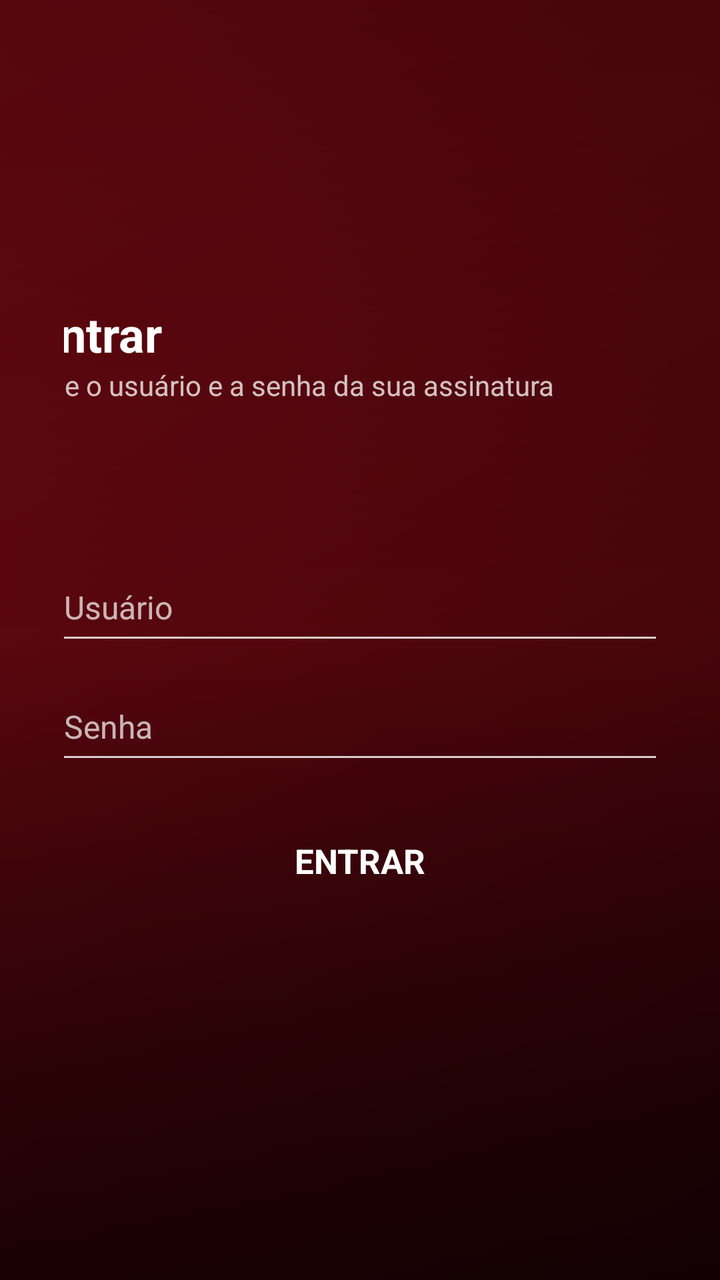
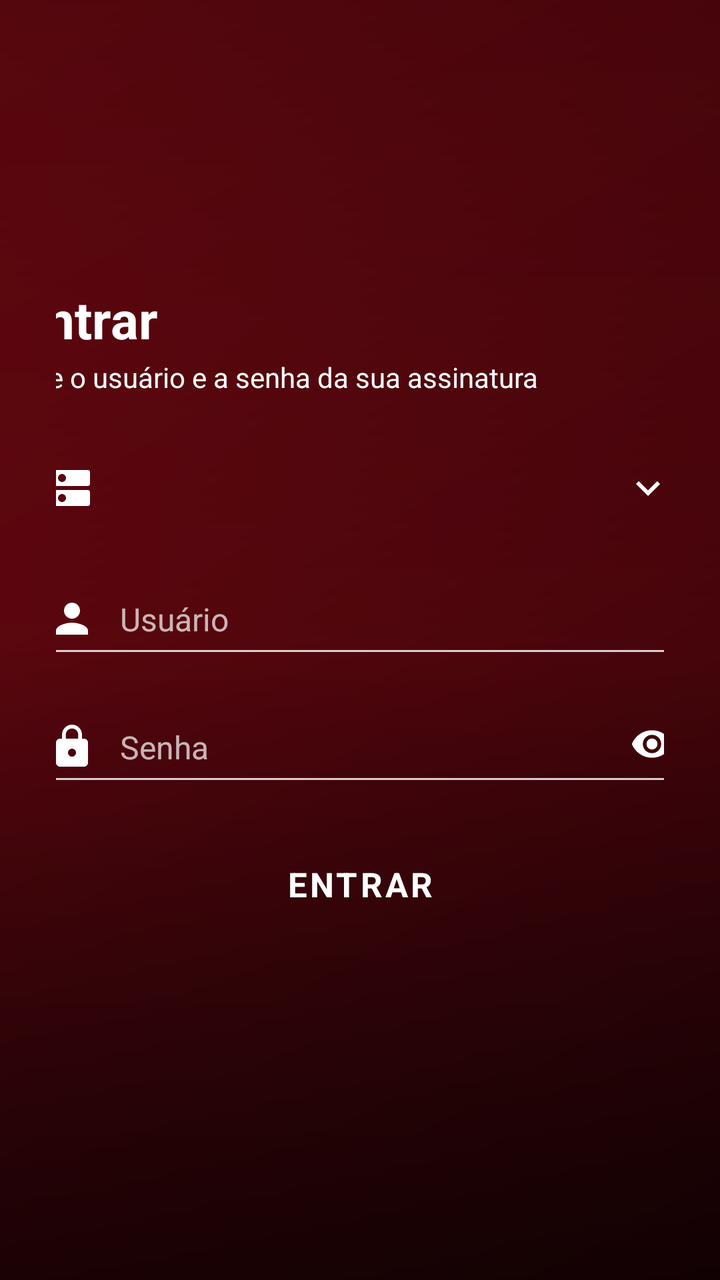

An Android layout rendered at two revisions. The XML below is the earlier revision; the diff shows what the commit changed to produce the second picture.
<!-- AndroidManifest.xml: application theme AppTheme -->
<!-- res/layout/activity_login.xml -->
<?xml version="1.0" encoding="utf-8"?>
<FrameLayout xmlns:android="http://schemas.android.com/apk/res/android"
    android:layout_width="match_parent"
    android:layout_height="match_parent">

    <ImageView
        android:id="@+id/bg"
        android:layout_width="match_parent"
        android:layout_height="match_parent"
        android:scaleType="centerCrop"
        android:visibility="gone" />

    <View
        android:layout_width="match_parent"
        android:layout_height="match_parent"
        android:background="@drawable/scrim" />

    <LinearLayout
        android:layout_width="match_parent"
        android:layout_height="match_parent"
        android:baselineAligned="false"
        android:gravity="center"
        android:orientation="horizontal"
        android:padding="32dp">

        <LinearLayout
            android:id="@+id/brand"
            android:layout_width="0dp"
            android:layout_height="wrap_content"
            android:layout_weight="1"
            android:gravity="center"
            android:orientation="vertical"
            android:paddingEnd="32dp">

            <ImageView
                android:id="@+id/logo"
                android:layout_width="wrap_content"
                android:layout_height="96dp"
                android:adjustViewBounds="true"
                android:maxWidth="280dp"
                android:scaleType="fitCenter"
                android:src="@mipmap/ic_launcher" />

            <TextView
                android:id="@+id/name"
                android:layout_width="wrap_content"
                android:layout_height="wrap_content"
                android:layout_marginTop="14dp"
                android:textSize="36sp"
                android:textStyle="bold" />

            <TextView
                android:id="@+id/welcome"
                android:layout_width="wrap_content"
                android:layout_height="wrap_content"
                android:layout_marginTop="8dp"
                android:alpha="0.85"
                android:gravity="center"
                android:maxWidth="360dp"
                android:textSize="16sp" />
        </LinearLayout>

        <include layout="@layout/login_form" />
    </LinearLayout>
</FrameLayout>
<!-- res/layout/login_form.xml (included above) -->
<?xml version="1.0" encoding="utf-8"?>
<LinearLayout xmlns:android="http://schemas.android.com/apk/res/android"
    android:id="@+id/form"
    android:layout_width="380dp"
    android:layout_height="wrap_content"
    android:orientation="vertical"
    android:padding="26dp">

    <TextView
        android:layout_width="wrap_content"
        android:layout_height="wrap_content"
        android:text="Entrar"
        android:textSize="24sp"
        android:textStyle="bold" />

    <TextView
        android:id="@+id/subtitle"
        android:layout_width="wrap_content"
        android:layout_height="wrap_content"
        android:layout_marginBottom="18dp"
        android:alpha="0.75"
        android:text="Use o usuário e a senha da sua assinatura"
        android:textSize="14sp" />

    <TextView
        android:id="@+id/server"
        android:layout_width="match_parent"
        android:layout_height="wrap_content"
        android:layout_marginBottom="12dp"
        android:clickable="true"
        android:drawablePadding="10dp"
        android:focusable="true"
        android:paddingStart="16dp"
        android:paddingTop="13dp"
        android:paddingEnd="16dp"
        android:paddingBottom="13dp"
        android:singleLine="true"
        android:textSize="16sp" />

    <EditText
        android:id="@+id/dns"
        android:layout_width="match_parent"
        android:layout_height="wrap_content"
        android:layout_marginBottom="12dp"
        android:hint="DNS do servidor (http://...)"
        android:imeOptions="actionNext"
        android:inputType="textUri"
        android:paddingStart="16dp"
        android:paddingTop="13dp"
        android:paddingEnd="16dp"
        android:paddingBottom="13dp"
        android:singleLine="true"
        android:textSize="16sp"
        android:visibility="gone" />

    <EditText
        android:id="@+id/user"
        android:layout_width="match_parent"
        android:layout_height="wrap_content"
        android:layout_marginBottom="12dp"
        android:hint="Usuário"
        android:imeOptions="actionNext"
        android:inputType="text"
        android:paddingStart="16dp"
        android:paddingTop="13dp"
        android:paddingEnd="16dp"
        android:paddingBottom="13dp"
        android:singleLine="true"
        android:textSize="16sp" />

    <EditText
        android:id="@+id/pass"
        android:layout_width="match_parent"
        android:layout_height="wrap_content"
        android:hint="Senha"
        android:imeOptions="actionDone"
        android:inputType="textPassword"
        android:paddingStart="16dp"
        android:paddingTop="13dp"
        android:paddingEnd="16dp"
        android:paddingBottom="13dp"
        android:singleLine="true"
        android:textSize="16sp" />

    <TextView
        android:id="@+id/error"
        android:layout_width="match_parent"
        android:layout_height="wrap_content"
        android:layout_marginTop="10dp"
        android:textColor="#FFFF8A80"
        android:textSize="14sp"
        android:visibility="gone" />

    <FrameLayout
        android:layout_width="match_parent"
        android:layout_height="wrap_content"
        android:layout_marginTop="18dp">

        <TextView
            android:id="@+id/login"
            android:layout_width="match_parent"
            android:layout_height="wrap_content"
            android:clickable="true"
            android:focusable="true"
            android:gravity="center"
            android:padding="14dp"
            android:text="ENTRAR"
            android:textSize="17sp"
            android:textStyle="bold" />

        <ProgressBar
            android:id="@+id/loading"
            android:layout_width="28dp"
            android:layout_height="28dp"
            android:layout_gravity="center"
            android:indeterminateTint="#FFFFFFFF"
            android:visibility="gone" />
    </FrameLayout>

    <TextView
        android:id="@+id/support"
        android:layout_width="match_parent"
        android:layout_height="wrap_content"
        android:layout_marginTop="16dp"
        android:alpha="0.7"
        android:gravity="center"
        android:textSize="13sp" />
</LinearLayout>
<!-- resources referenced by this layout -->
<resources>
  <!-- unchanged entries left out for length: 5 -->
</resources>

<!-- the commit's change to res/layout/activity_login.xml (unified diff, before → after) -->
@@ -11,151 +11,213 @@
         android:visibility="gone" />
 
     <View
+        android:id="@+id/glow1"
+        android:layout_width="520dp"
+        android:layout_height="520dp"
+        android:layout_gravity="top|start"
+        android:layout_marginStart="-180dp"
+        android:layout_marginTop="-200dp" />
+
+    <View
+        android:id="@+id/glow2"
+        android:layout_width="460dp"
+        android:layout_height="460dp"
+        android:layout_gravity="bottom|end"
+        android:layout_marginEnd="-160dp"
+        android:layout_marginBottom="-180dp" />
+
+    <View
         android:layout_width="match_parent"
         android:layout_height="match_parent"
         android:background="@drawable/scrim" />
 
-    <LinearLayout
+    <ScrollView
+        android:id="@+id/scroll"
         android:layout_width="match_parent"
         android:layout_height="match_parent"
-        android:baselineAligned="false"
-        android:gravity="center"
-        android:orientation="horizontal"
-        android:padding="32dp">
+        android:fillViewport="true"
+        android:scrollbars="none">
 
         <LinearLayout
-            android:id="@+id/brand"
-            android:layout_width="0dp"
+            android:id="@+id/content"
+            android:layout_width="match_parent"
             android:layout_height="wrap_content"
-            android:layout_weight="1"
+            android:baselineAligned="false"
             android:gravity="center"
-            android:orientation="vertical"
-            android:paddingEnd="32dp">
-
-            <ImageView
-                android:id="@+id/logo"
-                android:layout_width="wrap_content"
-                android:layout_height="96dp"
-                android:adjustViewBounds="true"
-                android:maxWidth="280dp"
-                android:scaleType="fitCenter"
-                android:src="@mipmap/ic_launcher" />
-
-            <TextView
-                android:id="@+id/name"
-                android:layout_width="wrap_content"
+            android:orientation="horizontal"
+            android:padding="28dp">
+
+            <LinearLayout
+                android:id="@+id/brand"
+                android:layout_width="0dp"
                 android:layout_height="wrap_content"
-                android:layout_marginTop="14dp"
-                android:textSize="36sp"
-                android:textStyle="bold" />
-
-            <TextView
-                android:id="@+id/welcome"
-                android:layout_width="wrap_content"
-                android:layout_height="wrap_content"
-                android:layout_marginTop="8dp"
-                android:alpha="0.85"
-                android:gravity="center"
-                android:maxWidth="360dp"
-                android:textSize="16sp" />
+                android:layout_weight="1"
+                android:gravity="center_vertical"
+                android:orientation="vertical"
+                android:paddingStart="16dp"
+                android:paddingEnd="40dp">
+
+                <ImageView
+                    android:id="@+id/logo"
+                    android:layout_width="wrap_content"
+                    android:layout_height="88dp"
+                    android:adjustViewBounds="true"
+                    android:maxWidth="280dp"
+                    android:scaleType="fitCenter"
+                    android:src="@mipmap/ic_launcher" />
+
+                <TextView
+                    android:id="@+id/name"
+                    android:layout_width="wrap_content"
+                    android:layout_height="wrap_content"
+                    android:layout_marginTop="18dp"
+                    android:textSize="40sp"
+                    android:textStyle="bold" />
+
+                <TextView
+                    android:id="@+id/welcome"
+                    android:layout_width="wrap_content"
+                    android:layout_height="wrap_content"
+                    android:layout_marginTop="6dp"
+                    android:maxWidth="420dp"
+                    android:textSize="17sp" />
+
+                <LinearLayout
+                    android:id="@+id/features"
+                    android:layout_width="wrap_content"
+                    android:layout_height="wrap_content"
+                    android:layout_marginTop="24dp"
+                    android:orientation="vertical" />
+            </LinearLayout>
+
+            <include layout="@layout/login_form" />
         </LinearLayout>
-
-        <include layout="@layout/login_form" />
-    </LinearLayout>
+    </ScrollView>
 </FrameLayout>
 <!-- res/layout/login_form.xml (included above) -->
 <?xml version="1.0" encoding="utf-8"?>
 <LinearLayout xmlns:android="http://schemas.android.com/apk/res/android"
     android:id="@+id/form"
-    android:layout_width="380dp"
+    android:layout_width="400dp"
     android:layout_height="wrap_content"
     android:orientation="vertical"
-    android:padding="26dp">
-
-    <TextView
+    android:paddingStart="28dp"
+    android:paddingTop="26dp"
+    android:paddingEnd="28dp"
+    android:paddingBottom="22dp">
+
+    <ImageView
+        android:id="@+id/formLogo"
         android:layout_width="wrap_content"
+        android:layout_height="48dp"
+        android:layout_gravity="center_horizontal"
+        android:layout_marginBottom="14dp"
+        android:adjustViewBounds="true"
+        android:maxWidth="180dp"
+        android:scaleType="fitCenter"
+        android:src="@mipmap/ic_launcher"
+        android:visibility="gone" />
+
+    <TextView
+        android:id="@+id/formTitle"
+        android:layout_width="wrap_content"
         android:layout_height="wrap_content"
         android:text="Entrar"
-        android:textSize="24sp"
+        android:textSize="26sp"
         android:textStyle="bold" />
 
     <TextView
         android:id="@+id/subtitle"
         android:layout_width="wrap_content"
         android:layout_height="wrap_content"
-        android:layout_marginBottom="18dp"
-        android:alpha="0.75"
+        android:layout_marginTop="2dp"
+        android:layout_marginBottom="20dp"
         android:text="Use o usuário e a senha da sua assinatura"
         android:textSize="14sp" />
 
     <TextView
         android:id="@+id/server"
-        android:layout_width="match_parent"
-        android:layout_height="wrap_content"
-        android:layout_marginBottom="12dp"
+        style="@style/LoginField"
         android:clickable="true"
-        android:drawablePadding="10dp"
+        android:drawableStart="@drawable/ic_server"
+        android:drawableEnd="@drawable/ic_chevron_down"
         android:focusable="true"
-        android:paddingStart="16dp"
-        android:paddingTop="13dp"
-        android:paddingEnd="16dp"
-        android:paddingBottom="13dp"
-        android:singleLine="true"
-        android:textSize="16sp" />
+        android:gravity="center_vertical" />
 
     <EditText
         android:id="@+id/dns"
-        android:layout_width="match_parent"
-        android:layout_height="wrap_content"
-        android:layout_marginBottom="12dp"
+        style="@style/LoginField"
+        android:drawableStart="@drawable/ic_link"
         android:hint="DNS do servidor (http://...)"
         android:imeOptions="actionNext"
         android:inputType="textUri"
-        android:paddingStart="16dp"
-        android:paddingTop="13dp"
-        android:paddingEnd="16dp"
-        android:paddingBottom="13dp"
-        android:singleLine="true"
-        android:textSize="16sp"
         android:visibility="gone" />
 
     <EditText
         android:id="@+id/user"
-        android:layout_width="match_parent"
-        android:layout_height="wrap_content"
-        android:layout_marginBottom="12dp"
+        style="@style/LoginField"
+        android:autofillHints="username"
+        android:drawableStart="@drawable/ic_person"
         android:hint="Usuário"
         android:imeOptions="actionNext"
-        android:inputType="text"
-        android:paddingStart="16dp"
-        android:paddingTop="13dp"
-        android:paddingEnd="16dp"
-        android:paddingBottom="13dp"
-        android:singleLine="true"
-        android:textSize="16sp" />
-
-    <EditText
-        android:id="@+id/pass"
-        android:layout_width="match_parent"
-        android:layout_height="wrap_content"
-        android:hint="Senha"
-        android:imeOptions="actionDone"
-        android:inputType="textPassword"
-        android:paddingStart="16dp"
-        android:paddingTop="13dp"
-        android:paddingEnd="16dp"
-        android:paddingBottom="13dp"
-        android:singleLine="true"
-        android:textSize="16sp" />
-
-    <TextView
-        android:id="@+id/error"
-        android:layout_width="match_parent"
-        android:layout_height="wrap_content"
-        android:layout_marginTop="10dp"
-        android:textColor="#FFFF8A80"
-        android:textSize="14sp"
-        android:visibility="gone" />
+        android:inputType="text" />
+
+    <FrameLayout
+        android:layout_width="match_parent"
+        android:layout_height="wrap_content">
+
+        <EditText
+            android:id="@+id/pass"
+            style="@style/LoginField"
+            android:layout_marginBottom="0dp"
+            android:autofillHints="password"
+            android:drawableStart="@drawable/ic_lock"
+            android:hint="Senha"
+            android:imeOptions="actionDone"
+            android:inputType="textPassword"
+            android:paddingEnd="52dp" />
+
+        <ImageView
+            android:id="@+id/passToggle"
+            android:layout_width="40dp"
+            android:layout_height="40dp"
+            android:layout_gravity="end|center_vertical"
+            android:layout_marginEnd="6dp"
+            android:clickable="true"
+            android:contentDescription="Mostrar senha"
+            android:focusable="true"
+            android:padding="9dp"
+            android:src="@drawable/ic_eye" />
+    </FrameLayout>
+
+    <LinearLayout
+        android:id="@+id/errorBox"
+        android:layout_width="match_parent"
+        android:layout_height="wrap_content"
+        android:layout_marginTop="12dp"
+        android:gravity="center_vertical"
+        android:orientation="horizontal"
+        android:paddingStart="12dp"
+        android:paddingTop="10dp"
+        android:paddingEnd="12dp"
+        android:paddingBottom="10dp"
+        android:visibility="gone">
+
+        <ImageView
+            android:id="@+id/errorIcon"
+            android:layout_width="20dp"
+            android:layout_height="20dp"
+            android:layout_marginEnd="10dp"
+            android:src="@drawable/ic_error" />
+
+        <TextView
+            android:id="@+id/error"
+            android:layout_width="0dp"
+            android:layout_height="wrap_content"
+            android:layout_weight="1"
+            android:textColor="#FFFFFFFF"
+            android:textSize="14sp" />
+    </LinearLayout>
 
     <FrameLayout
         android:layout_width="match_parent"
@@ -165,21 +227,20 @@
         <TextView
             android:id="@+id/login"
             android:layout_width="match_parent"
-            android:layout_height="wrap_content"
+            android:layout_height="52dp"
             android:clickable="true"
             android:focusable="true"
             android:gravity="center"
-            android:padding="14dp"
+            android:letterSpacing="0.08"
             android:text="ENTRAR"
             android:textSize="17sp"
             android:textStyle="bold" />
 
         <ProgressBar
             android:id="@+id/loading"
-            android:layout_width="28dp"
-            android:layout_height="28dp"
+            android:layout_width="26dp"
+            android:layout_height="26dp"
             android:layout_gravity="center"
-            android:indeterminateTint="#FFFFFFFF"
             android:visibility="gone" />
     </FrameLayout>
 
@@ -188,7 +249,6 @@
         android:layout_width="match_parent"
         android:layout_height="wrap_content"
         android:layout_marginTop="16dp"
-        android:alpha="0.7"
         android:gravity="center"
         android:textSize="13sp" />
 </LinearLayout>
<!-- resource entries referenced after the edit -->
@@ -1,5 +1,50 @@
 <!-- resources referenced by this layout -->
 <resources>
+  <!-- drawable ic_chevron_down (drawable) -->
+  <?xml version="1.0" encoding="utf-8"?>
+  <vector xmlns:android="http://schemas.android.com/apk/res/android" android:width="24dp" android:height="24dp" android:viewportWidth="24" android:viewportHeight="24">
+      <path android:fillColor="#FFFFFFFF" android:pathData="M7.41,8.59L12,13.17l4.59,-4.58L18,10l-6,6 -6,-6 1.41,-1.41z" />
+  </vector>
+  <!-- drawable ic_error (drawable) -->
+  <?xml version="1.0" encoding="utf-8"?>
+  <vector xmlns:android="http://schemas.android.com/apk/res/android" android:width="24dp" android:height="24dp" android:viewportWidth="24" android:viewportHeight="24">
+      <path android:fillColor="#FFFFFFFF" android:pathData="M12,2C6.48,2 2,6.48 2,12s4.48,10 10,10 10,-4.48 10,-10S17.52,2 12,2zM13,17h-2v-2h2v2zM13,13h-2V7h2v6z" />
+  </vector>
+  <!-- drawable ic_eye (drawable) -->
+  <?xml version="1.0" encoding="utf-8"?>
+  <vector xmlns:android="http://schemas.android.com/apk/res/android" android:width="24dp" android:height="24dp" android:viewportWidth="24" android:viewportHeight="24">
+      <path android:fillColor="#FFFFFFFF" android:pathData="M12,4.5C7,4.5 2.73,7.61 1,12c1.73,4.39 6,7.5 11,7.5s9.27,-3.11 11,-7.5c-1.73,-4.39 -6,-7.5 -11,-7.5zM12,17c-2.76,0 -5,-2.24 -5,-5s2.24,-5 5,-5 5,2.24 5,5 -2.24,5 -5,5zM12,9c-1.66,0 -3,1.34 -3,3s1.34,3 3,3 3,-1.34 3,-3 -1.34,-3 -3,-3z" />
+  </vector>
+  <!-- drawable ic_link (drawable) -->
+  <?xml version="1.0" encoding="utf-8"?>
+  <vector xmlns:android="http://schemas.android.com/apk/res/android" android:width="24dp" android:height="24dp" android:viewportWidth="24" android:viewportHeight="24">
+      <path android:fillColor="#FFFFFFFF" android:pathData="M3.9,12c0,-1.71 1.39,-3.1 3.1,-3.1h4V7H7c-2.76,0 -5,2.24 -5,5s2.24,5 5,5h4v-1.9H7c-1.71,0 -3.1,-1.39 -3.1,-3.1zM8,13h8v-2H8v2zM17,7h-4v1.9h4c1.71,0 3.1,1.39 3.1,3.1s-1.39,3.1 -3.1,3.1h-4V17h4c2.76,0 5,-2.24 5,-5s-2.24,-5 -5,-5z" />
+  </vector>
+  <!-- drawable ic_lock (drawable) -->
+  <?xml version="1.0" encoding="utf-8"?>
+  <vector xmlns:android="http://schemas.android.com/apk/res/android" android:width="24dp" android:height="24dp" android:viewportWidth="24" android:viewportHeight="24">
+      <path android:fillColor="#FFFFFFFF" android:pathData="M18,8h-1V6c0,-2.76 -2.24,-5 -5,-5S7,3.24 7,6v2H6c-1.1,0 -2,0.9 -2,2v10c0,1.1 0.9,2 2,2h12c1.1,0 2,-0.9 2,-2V10c0,-1.1 -0.9,-2 -2,-2zM12,17c-1.1,0 -2,-0.9 -2,-2s0.9,-2 2,-2 2,0.9 2,2 -0.9,2 -2,2zM15.1,8H8.9V6c0,-1.71 1.39,-3.1 3.1,-3.1 1.71,0 3.1,1.39 3.1,3.1v2z" />
+  </vector>
+  <!-- drawable ic_person (drawable) -->
+  <?xml version="1.0" encoding="utf-8"?>
+  <vector xmlns:android="http://schemas.android.com/apk/res/android" android:width="24dp" android:height="24dp" android:viewportWidth="24" android:viewportHeight="24">
+      <path android:fillColor="#FFFFFFFF" android:pathData="M12,12c2.21,0 4,-1.79 4,-4s-1.79,-4 -4,-4 -4,1.79 -4,4 1.79,4 4,4zM12,14c-2.67,0 -8,1.34 -8,4v2h16v-2c0,-2.66 -5.33,-4 -8,-4z" />
+  </vector>
+  <!-- drawable ic_server (drawable) -->
+  <?xml version="1.0" encoding="utf-8"?>
+  <vector xmlns:android="http://schemas.android.com/apk/res/android" android:width="24dp" android:height="24dp" android:viewportWidth="24" android:viewportHeight="24">
+      <path android:fillColor="#FFFFFFFF" android:pathData="M20,13H4c-0.55,0 -1,0.45 -1,1v6c0,0.55 0.45,1 1,1h16c0.55,0 1,-0.45 1,-1v-6c0,-0.55 -0.45,-1 -1,-1zM7,19c-1.1,0 -2,-0.9 -2,-2s0.9,-2 2,-2 2,0.9 2,2 -0.9,2 -2,2zM20,3H4c-0.55,0 -1,0.45 -1,1v6c0,0.55 0.45,1 1,1h16c0.55,0 1,-0.45 1,-1V4c0,-0.55 -0.45,-1 -1,-1zM7,9c-1.1,0 -2,-0.9 -2,-2s0.9,-2 2,-2 2,0.9 2,2 -0.9,2 -2,2z" />
+  </vector>
+  <style name="LoginField">
+          <item name="android:layout_width">match_parent</item>
+          <item name="android:layout_height">52dp</item>
+          <item name="android:layout_marginBottom">12dp</item>
+          <item name="android:drawablePadding">12dp</item>
+          <item name="android:paddingStart">16dp</item>
+          <item name="android:paddingEnd">16dp</item>
+          <item name="android:singleLine">true</item>
+          <item name="android:textSize">16sp</item>
+      </style>
   <!-- unchanged entries left out for length: 5 -->
 </resources>
 
